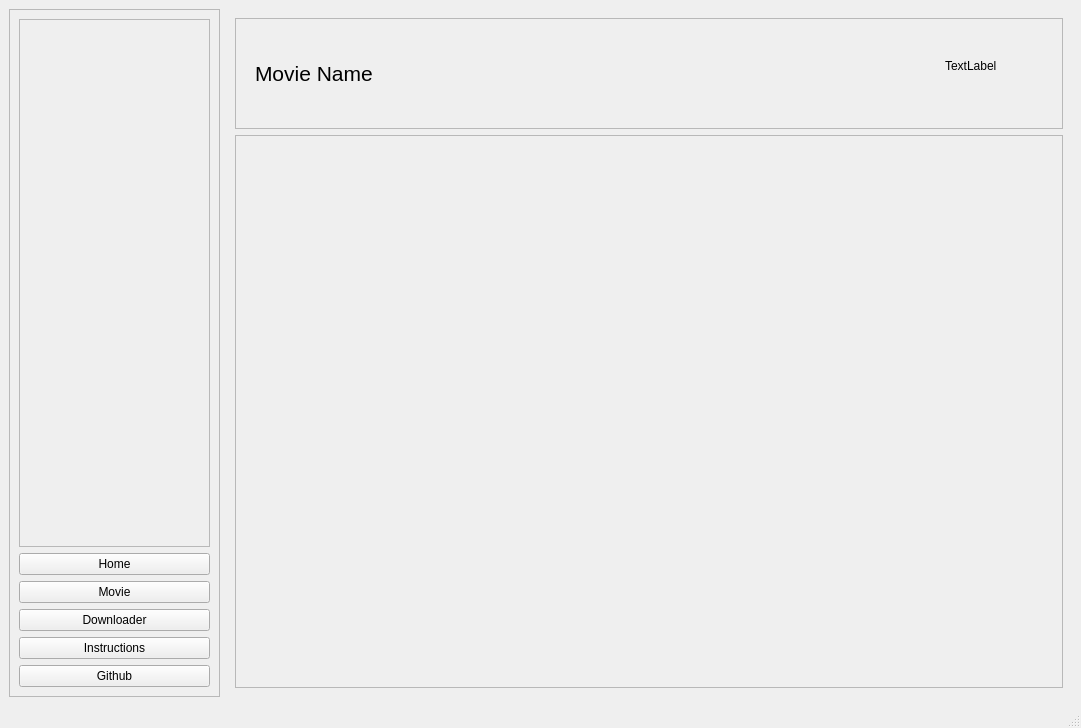
This is ux.ui in upekshaip/movie-downloader as Qt 5 draws it before an edit. The edited form follows.
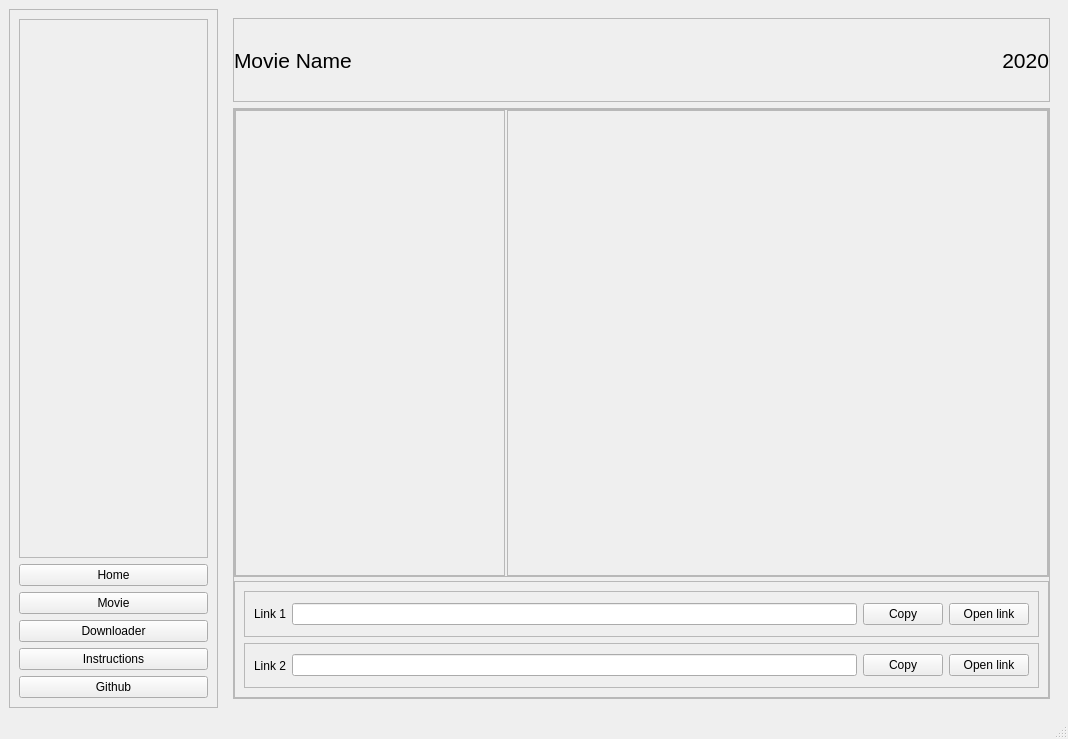
This is the edited form.

The edit to the form file:
```diff
--- a/ux.ui
+++ b/ux.ui
@@ -6,8 +6,8 @@
    <rect>
     <x>0</x>
     <y>0</y>
-    <width>1081</width>
-    <height>728</height>
+    <width>1068</width>
+    <height>739</height>
    </rect>
   </property>
   <property name="windowTitle">
@@ -279,7 +279,19 @@
        </layout>
       </widget>
       <widget class="QWidget" name="movie_pg">
-       <layout class="QVBoxLayout" name="verticalLayout_5" stretch="1,5">
+       <layout class="QVBoxLayout" name="verticalLayout_5" stretch="1,7">
+        <property name="leftMargin">
+         <number>9</number>
+        </property>
+        <property name="topMargin">
+         <number>9</number>
+        </property>
+        <property name="rightMargin">
+         <number>9</number>
+        </property>
+        <property name="bottomMargin">
+         <number>9</number>
+        </property>
         <item>
          <widget class="QFrame" name="frame_8">
           <property name="frameShape">
@@ -288,37 +300,56 @@
           <property name="frameShadow">
            <enum>QFrame::Raised</enum>
           </property>
-          <widget class="QLabel" name="label">
-           <property name="geometry">
-            <rect>
-             <x>20</x>
-             <y>30</y>
-             <width>251</width>
-             <height>51</height>
-            </rect>
+          <layout class="QHBoxLayout" name="horizontalLayout_5">
+           <property name="spacing">
+            <number>4</number>
            </property>
-           <property name="font">
-            <font>
-             <pointsize>16</pointsize>
-            </font>
+           <property name="leftMargin">
+            <number>0</number>
            </property>
-           <property name="text">
-            <string>Movie Name</string>
+           <property name="topMargin">
+            <number>0</number>
            </property>
-          </widget>
-          <widget class="QLabel" name="label_2">
-           <property name="geometry">
-            <rect>
-             <x>710</x>
-             <y>40</y>
-             <width>55</width>
-             <height>16</height>
-            </rect>
+           <property name="rightMargin">
+            <number>0</number>
            </property>
-           <property name="text">
-            <string>TextLabel</string>
+           <property name="bottomMargin">
+            <number>0</number>
            </property>
-          </widget>
+           <item>
+            <widget class="QLabel" name="movie_name">
+             <property name="font">
+              <font>
+               <pointsize>16</pointsize>
+              </font>
+             </property>
+             <property name="text">
+              <string>Movie Name</string>
+             </property>
+            </widget>
+           </item>
+           <item>
+            <widget class="QLabel" name="movie_year">
+             <property name="maximumSize">
+              <size>
+               <width>100</width>
+               <height>16777215</height>
+              </size>
+             </property>
+             <property name="font">
+              <font>
+               <pointsize>16</pointsize>
+              </font>
+             </property>
+             <property name="text">
+              <string>2020</string>
+             </property>
+             <property name="alignment">
+              <set>Qt::AlignRight|Qt::AlignTrailing|Qt::AlignVCenter</set>
+             </property>
+            </widget>
+           </item>
+          </layout>
          </widget>
         </item>
         <item>
@@ -329,6 +360,172 @@
           <property name="frameShadow">
            <enum>QFrame::Raised</enum>
           </property>
+          <layout class="QVBoxLayout" name="verticalLayout_6" stretch="4,1">
+           <property name="spacing">
+            <number>4</number>
+           </property>
+           <property name="leftMargin">
+            <number>0</number>
+           </property>
+           <property name="topMargin">
+            <number>0</number>
+           </property>
+           <property name="rightMargin">
+            <number>0</number>
+           </property>
+           <property name="bottomMargin">
+            <number>0</number>
+           </property>
+           <item>
+            <widget class="QFrame" name="frame_10">
+             <property name="frameShape">
+              <enum>QFrame::StyledPanel</enum>
+             </property>
+             <property name="frameShadow">
+              <enum>QFrame::Raised</enum>
+             </property>
+             <layout class="QHBoxLayout" name="horizontalLayout_6" stretch="1,2">
+              <property name="spacing">
+               <number>2</number>
+              </property>
+              <property name="leftMargin">
+               <number>0</number>
+              </property>
+              <property name="topMargin">
+               <number>0</number>
+              </property>
+              <property name="rightMargin">
+               <number>0</number>
+              </property>
+              <property name="bottomMargin">
+               <number>0</number>
+              </property>
+              <item>
+               <widget class="QFrame" name="frame_13">
+                <property name="frameShape">
+                 <enum>QFrame::StyledPanel</enum>
+                </property>
+                <property name="frameShadow">
+                 <enum>QFrame::Raised</enum>
+                </property>
+                <layout class="QGridLayout" name="gridLayout">
+                 <item row="0" column="0">
+                  <widget class="QLabel" name="label">
+                   <property name="text">
+                    <string/>
+                   </property>
+                  </widget>
+                 </item>
+                </layout>
+               </widget>
+              </item>
+              <item>
+               <widget class="QFrame" name="frame_12">
+                <property name="frameShape">
+                 <enum>QFrame::StyledPanel</enum>
+                </property>
+                <property name="frameShadow">
+                 <enum>QFrame::Raised</enum>
+                </property>
+                <layout class="QGridLayout" name="gridLayout_2">
+                 <item row="0" column="0">
+                  <widget class="QLabel" name="label_2">
+                   <property name="text">
+                    <string/>
+                   </property>
+                  </widget>
+                 </item>
+                </layout>
+               </widget>
+              </item>
+             </layout>
+            </widget>
+           </item>
+           <item>
+            <widget class="QFrame" name="frame_11">
+             <property name="frameShape">
+              <enum>QFrame::StyledPanel</enum>
+             </property>
+             <property name="frameShadow">
+              <enum>QFrame::Raised</enum>
+             </property>
+             <layout class="QVBoxLayout" name="verticalLayout_7">
+              <item>
+               <widget class="QFrame" name="frame_15">
+                <property name="frameShape">
+                 <enum>QFrame::StyledPanel</enum>
+                </property>
+                <property name="frameShadow">
+                 <enum>QFrame::Raised</enum>
+                </property>
+                <layout class="QHBoxLayout" name="horizontalLayout_7">
+                 <item>
+                  <widget class="QLabel" name="label_3">
+                   <property name="text">
+                    <string>Link 1</string>
+                   </property>
+                  </widget>
+                 </item>
+                 <item>
+                  <widget class="QLineEdit" name="link1"/>
+                 </item>
+                 <item>
+                  <widget class="QPushButton" name="link1_copy">
+                   <property name="text">
+                    <string>Copy</string>
+                   </property>
+                  </widget>
+                 </item>
+                 <item>
+                  <widget class="QPushButton" name="link1_open">
+                   <property name="text">
+                    <string>Open link</string>
+                   </property>
+                  </widget>
+                 </item>
+                </layout>
+               </widget>
+              </item>
+              <item>
+               <widget class="QFrame" name="frame_14">
+                <property name="frameShape">
+                 <enum>QFrame::StyledPanel</enum>
+                </property>
+                <property name="frameShadow">
+                 <enum>QFrame::Raised</enum>
+                </property>
+                <layout class="QHBoxLayout" name="horizontalLayout_8">
+                 <item>
+                  <widget class="QLabel" name="label_4">
+                   <property name="text">
+                    <string>Link 2</string>
+                   </property>
+                  </widget>
+                 </item>
+                 <item>
+                  <widget class="QLineEdit" name="link2"/>
+                 </item>
+                 <item>
+                  <widget class="QPushButton" name="link2_copy">
+                   <property name="text">
+                    <string>Copy</string>
+                   </property>
+                  </widget>
+                 </item>
+                 <item>
+                  <widget class="QPushButton" name="link2_open">
+                   <property name="text">
+                    <string>Open link</string>
+                   </property>
+                  </widget>
+                 </item>
+                </layout>
+               </widget>
+              </item>
+             </layout>
+            </widget>
+           </item>
+          </layout>
          </widget>
         </item>
        </layout>
```
Left out of the diff: 2 changed lines with no effect on the pictures.
